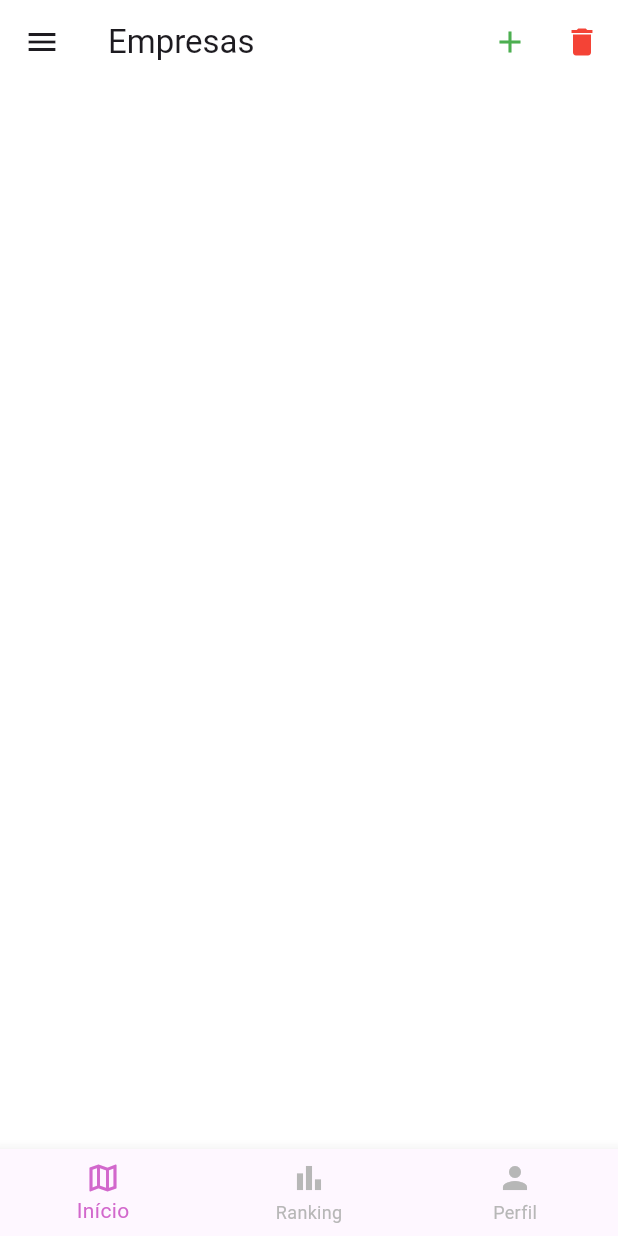
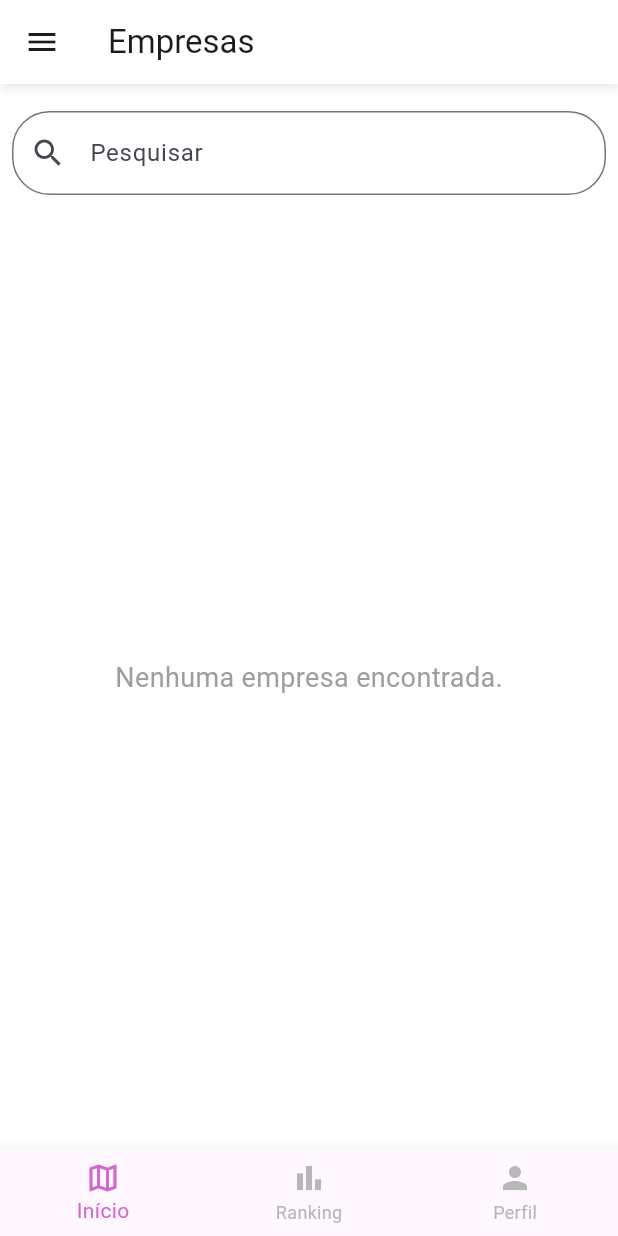
Before and after one commit to lucasclx/acesso_mapeado, a Flutter app: the HomePage screen opened by its route, on a phone screen of 412 x 824 dp. Run offline on Flutter 3.47's test engine with Material 3 defaults, Android fonts, the phone set to English and light mode, and no system bars; our stand-ins replace cloud_firestore, date_format, dio, firebase_auth, firebase_core, flutter_masked_text2 and 3 more; accounts and stored records are empty; generated files the repository leaves out were written again.

Commit message:
feat: Implement company filtering by accessibility and search field
- Added functionality to filter companies based on selected accessibility options
- Implemented a search field to allow users to search for companies by name

```diff
--- a/lib/pages/home_page.dart
+++ b/lib/pages/home_page.dart
@@ -23,14 +23,19 @@ class HomePage extends StatefulWidget {
 }
 
 class _HomePageState extends State<HomePage> {
+  final TextEditingController _searchController = TextEditingController();
+  List<CompanyModel> filteredCompanies = [];
   @override
   void initState() {
     getCompanies();
     super.initState();
+    _searchController.addListener(_onSearchChanged);
   }
 
   @override
   void dispose() {
+    _searchController.removeListener(_onSearchChanged);
+    _searchController.dispose();
     super.dispose();
   }
 
@@ -42,6 +47,8 @@ class _HomePageState extends State<HomePage> {
       if (!mounted) return;
       Provider.of<CompanyController>(context, listen: false)
           .updateCompanies(companies);
+      filteredCompanies = companies;
+
       setState(() {});
     } catch (e) {
       Logger.logError('Erro ao carregar empresas: $e');
@@ -113,11 +120,72 @@ class _HomePageState extends State<HomePage> {
     showModalBottomSheet(
       context: context,
       isScrollControlled: true,
-      backgroundColor: Colors.transparent,
+      backgroundColor: const Color.fromARGB(0, 185, 33, 33),
       builder: (BuildContext context) {
         return AccessibilitySheet(companyModel: companyModel);
       },
     );
+  }
+
+  // Função que filtra os dados na barra de pesquisa
+  void _onSearchChanged() {
+    String searchTerm = _searchController.text.toLowerCase();
+    setState(() {
+      filteredCompanies = companies.where((company) {
+        return company.name.toLowerCase().contains(searchTerm);
+      }).toList();
+    });
+  }
+
+  List<String> getSelectedAccessibilityOptions() {
+    List<String> selectedOptions = [];
+    accessibilityData.forEach((category, items) {
+      for (var item in items) {
+        if (item['status'] == true) {
+          selectedOptions.add(item['tipo']);
+        }
+      }
+    });
+    return selectedOptions;
+  }
+
+  // Função para filtrar as empresas por acessibilidade
+  void filterCompanies() {
+    List<String> selectedOptions = getSelectedAccessibilityOptions();
+
+    setState(() {
+      filteredCompanies = companies.where((company) {
+        bool hasAllSelectedOptions = true;
+
+        if (company.accessibilityData != null) {
+          var accessibilityMap = company.accessibilityData!.accessibilityData;
+
+          for (String option in selectedOptions) {
+            bool optionFound = false;
+
+            for (var category in accessibilityMap.entries) {
+              for (var item in category.value) {
+                if (item.type == option && item.status == true) {
+                  optionFound = true;
+                  break;
+                }
+              }
+              if (optionFound) break;
+            }
+
+            if (!optionFound) {
+              hasAllSelectedOptions = false;
+              break;
+            }
+          }
+        } else {
+          hasAllSelectedOptions = false;
+        }
+
+        // Retorna se a empresa atende todas as opções de acessibilidade selecionadas
+        return hasAllSelectedOptions;
+      }).toList();
+    });
   }
 
   final CompanyController _companyController = CompanyController();
@@ -134,18 +202,40 @@ class _HomePageState extends State<HomePage> {
 
   // Métodos para construir cada página
   Widget _buildHomePage(CompanyController companyController) {
-    List<CompanyModel> companies = companyController.companies;
-
-    return ListView.builder(
-      itemCount: companies.length,
+    return Column(
+      children: [
+        const SizedBox(height: 10),
+        Padding(
+          padding: const EdgeInsets.all(8.0),
+          child: TextField(
+            controller: _searchController,
+            decoration: const InputDecoration(
+              labelText: "Pesquisar",
+              hintText: "Digite o nome da empresa",
+              prefixIcon: Icon(Icons.search),
+              border: OutlineInputBorder(
+                  borderRadius: BorderRadius.all(Radius.circular(25.0))),
+            ),
+          ),
+        ),
+        Expanded(
+          child: filteredCompanies.isEmpty // verificar se a lista está vazia
+              ? Center(
+                  child: Text(
+                    'Nenhuma empresa encontrada.',
+                    style: TextStyle(fontSize: 18, color: Colors.grey),
+                  ),
+                )
+              : ListView.builder(
+                  itemCount: filteredCompanies.length,
                   itemBuilder: (context, index) {
-        final company = companies[index];
+                    final company = filteredCompanies[index];
                     return Card(
                       child: ListTile(
                         leading: CircleAvatar(
                           backgroundImage: company.imageUrl != null
                               ? NetworkImage(company.imageUrl!)
-                  : const AssetImage('assets/images/img-company.png')
+                              : AssetImage('assets/images/img-company.png')
                                   as ImageProvider,
                           radius: 29,
                         ),
@@ -166,7 +256,7 @@ class _HomePageState extends State<HomePage> {
                             border: Border.all(color: AppColors.lightPurple),
                             borderRadius: BorderRadius.circular(20),
                           ),
-                child: const Padding(
+                          child: Padding(
                             padding: EdgeInsets.all(8.0),
                             child: Row(
                               mainAxisSize: MainAxisSize.min,
@@ -178,17 +268,22 @@ class _HomePageState extends State<HomePage> {
                                 SizedBox(width: 5),
                                 Text(
                                   'Saiba mais',
-                        style: TextStyle(color: AppColors.lightPurple),
+                                  style:
+                                      TextStyle(color: AppColors.lightPurple),
                                 ),
                               ],
                             ),
-                )),
+                          ),
+                        ),
                         onTap: () {
                           _showAccessibilitySheet(company);
                         },
                       ),
                     );
                   },
+                ),
+        ),
+      ],
     );
   }
 
@@ -257,23 +352,24 @@ class _HomePageState extends State<HomePage> {
           const SizedBox(height: 45),
           SizedBox(
             width: double.infinity,
+            child: Padding(
+              padding: const EdgeInsets.symmetric(horizontal: 16.0),
               child: ElevatedButton(
                 onPressed: () {
-                Navigator.push(
-                  context,
-                  MaterialPageRoute(builder: (context) => const SignInPage()),
-                );
+                  filterCompanies();
+                  Navigator.pop(context);
                 },
                 style: ElevatedButton.styleFrom(
                   backgroundColor: AppColors.lightPurple,
                   padding: const EdgeInsets.symmetric(
                       horizontal: 16.0, vertical: 12.0),
-                textStyle:
-                    const TextStyle(fontSize: 16, fontWeight: FontWeight.bold),
+                  textStyle: const TextStyle(
+                      fontSize: 16, fontWeight: FontWeight.bold),
                 ),
                 child: const Text(
                   'Buscar',
                   style: TextStyle(color: AppColors.white),
+                ),
               ),
             ),
           ),
@@ -288,18 +384,16 @@ class _HomePageState extends State<HomePage> {
         indexTitle[_selectedIndex],
       ),
       backgroundColor: AppColors.white,
-      actions: [
-        IconButton(
-          icon: const Icon(Icons.add, color: Colors.green),
-          tooltip: 'Inserir Dados de Mock',
-          onPressed: _insertMockData,
+      flexibleSpace: Container(
+        decoration: BoxDecoration(color: AppColors.white, boxShadow: [
+          BoxShadow(
+            color: AppColors.darkGray.withOpacity(0.2),
+            spreadRadius: 1,
+            blurRadius: 5,
+            offset: const Offset(0, 2),
           ),
-        IconButton(
-          icon: const Icon(Icons.delete, color: Colors.red),
-          tooltip: 'Remover Todas as Empresas',
-          onPressed: _removeAllCompanies,
+        ]),
       ),
-      ],
     );
   }
 }
```
Lines whose indentation alone changed are shown as unchanged.
